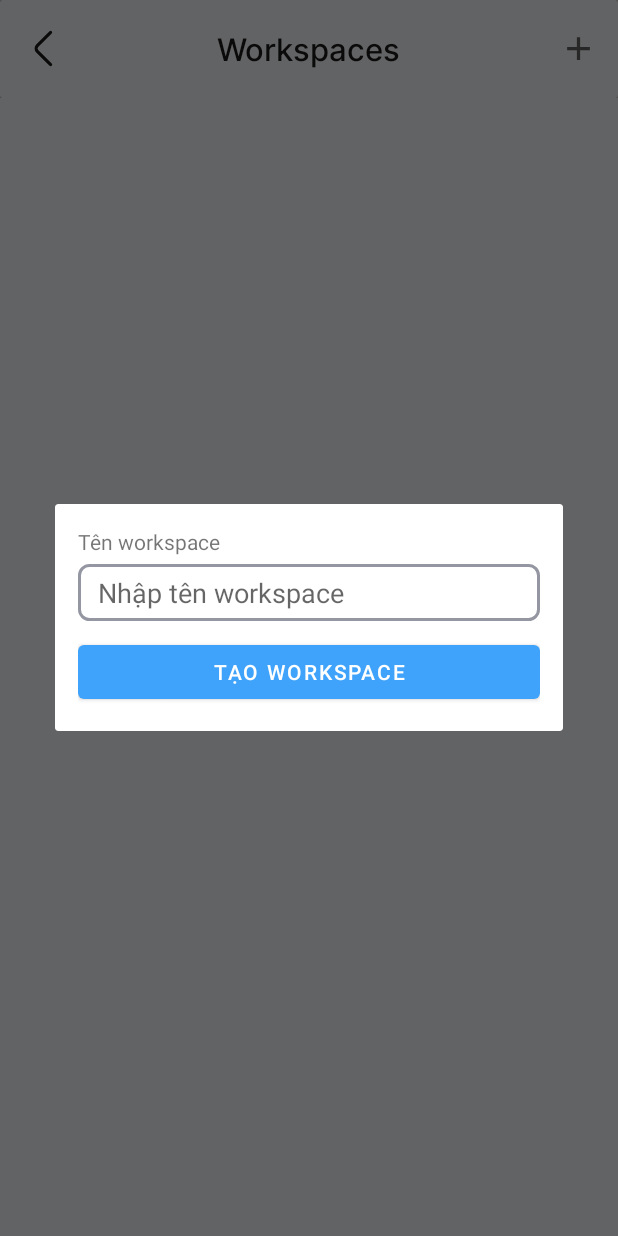
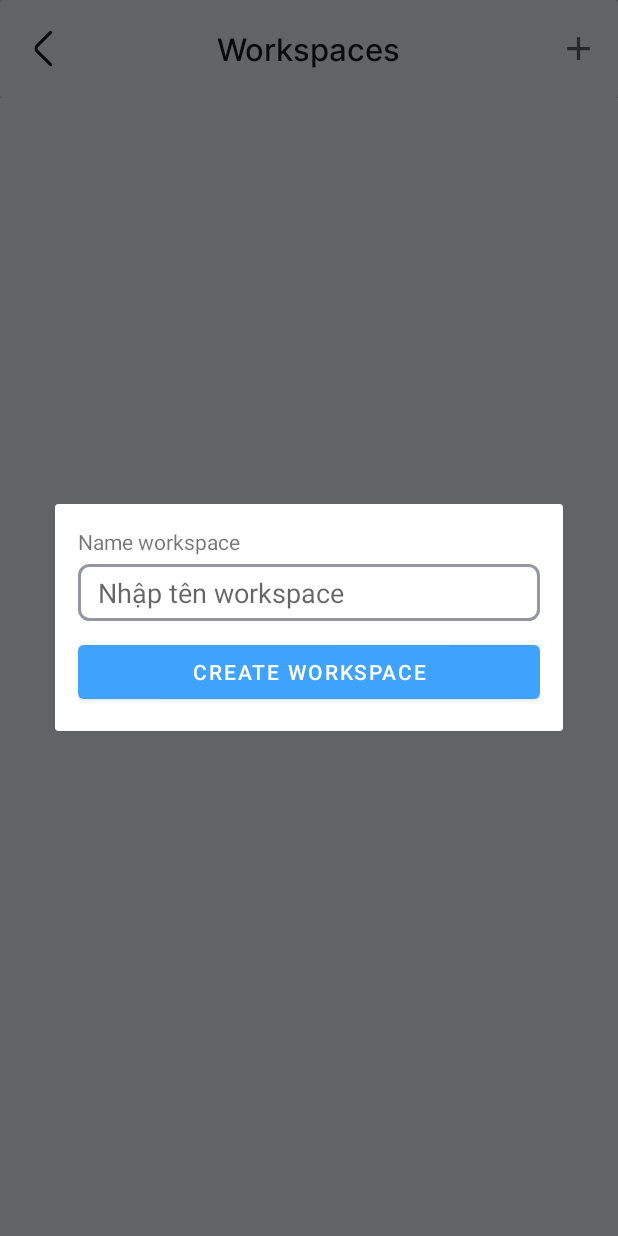
Before and after one commit to quangtho908/task-maganer-android, an Android app: the WorkspacesActivity screen opened directly, with no data from a screen before it, after a tap on an icon or button, on a phone screen of 412 x 824 dp. Run offline under Robolectric (Android 15) with nearby library versions, the phone set to English and light mode, and no system bars; our stand-ins replace Firebase (no records; nobody signed in at launch, a user with empty details on screens opened directly), sdp/ssp sizes.

Commit message:
fix name button, name label

```diff
--- a/app/src/main/res/layout/create_workspace.xml
+++ b/app/src/main/res/layout/create_workspace.xml
@@ -9,7 +9,7 @@
         android:id="@+id/textView4"
         android:layout_width="match_parent"
         android:layout_height="wrap_content"
-        android:text="Tên workspace" />
+        android:text="Name workspace" />
 
     <EditText
         android:id="@+id/name_space"
@@ -27,6 +27,6 @@
         android:id="@+id/btn_create_workspace"
         android:layout_width="match_parent"
         android:layout_height="wrap_content"
-        android:text="Tạo workspace" />
+        android:text="Create workspace" />
 
 </LinearLayout>
```
